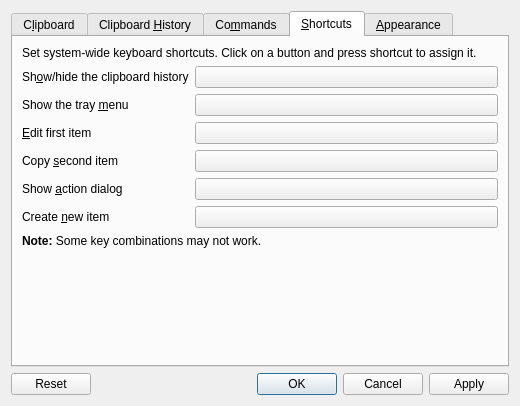
First picture: the form in src/ui/configurationmanager.ui, repository hluk/CopyQ, before the edit.
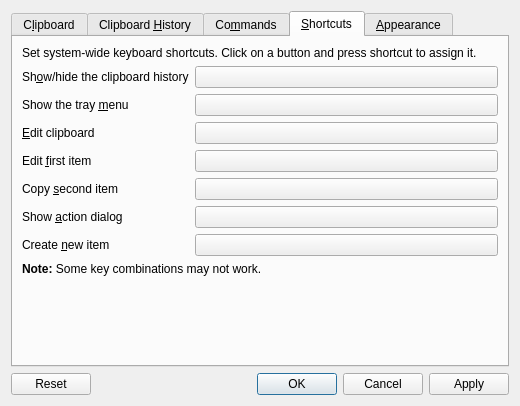
Second picture: the form after the edit. The open tabs and pages were chosen to show the change. Icons and pictures are not drawn. Custom widgets are drawn as their Qt base class.

Commit message: Global shortcut to edit clipboard

```diff
--- a/src/ui/configurationmanager.ui
+++ b/src/ui/configurationmanager.ui
@@ -591,10 +591,50 @@
              </property>
             </widget>
            </item>
-           <item row="2" column="0">
+           <item row="3" column="0">
             <widget class="QLabel" name="label_16">
              <property name="text">
-              <string>&amp;Edit first item</string>
+              <string>Edit &amp;first item</string>
+             </property>
+             <property name="buddy">
+              <cstring>pushButton_4</cstring>
+             </property>
+            </widget>
+           </item>
+           <item row="4" column="0">
+            <widget class="QLabel" name="label_17">
+             <property name="text">
+              <string>Copy &amp;second item</string>
+             </property>
+             <property name="buddy">
+              <cstring>pushButton_5</cstring>
+             </property>
+            </widget>
+           </item>
+           <item row="5" column="0">
+            <widget class="QLabel" name="label_20">
+             <property name="text">
+              <string>Show &amp;action dialog</string>
+             </property>
+             <property name="buddy">
+              <cstring>pushButton_6</cstring>
+             </property>
+            </widget>
+           </item>
+           <item row="6" column="0">
+            <widget class="QLabel" name="label_22">
+             <property name="text">
+              <string>Create &amp;new item</string>
+             </property>
+             <property name="buddy">
+              <cstring>pushButton_7</cstring>
+             </property>
+            </widget>
+           </item>
+           <item row="2" column="0">
+            <widget class="QLabel" name="label_23">
+             <property name="text">
+              <string>&amp;Edit clipboard</string>
              </property>
              <property name="buddy">
               <cstring>pushButton_3</cstring>
@@ -608,16 +648,6 @@
              </property>
             </widget>
            </item>
-           <item row="3" column="0">
-            <widget class="QLabel" name="label_17">
-             <property name="text">
-              <string>Copy &amp;second item</string>
-             </property>
-             <property name="buddy">
-              <cstring>pushButton_4</cstring>
-             </property>
-            </widget>
-           </item>
            <item row="3" column="1">
             <widget class="QPushButton" name="pushButton_4">
              <property name="toolTip">
@@ -625,29 +655,9 @@
              </property>
             </widget>
            </item>
-           <item row="4" column="0">
-            <widget class="QLabel" name="label_20">
-             <property name="text">
-              <string>Show &amp;action dialog</string>
-             </property>
-             <property name="buddy">
-              <cstring>pushButton_5</cstring>
-             </property>
-            </widget>
-           </item>
            <item row="4" column="1">
             <widget class="QPushButton" name="pushButton_5"/>
            </item>
-           <item row="5" column="0">
-            <widget class="QLabel" name="label_22">
-             <property name="text">
-              <string>Create &amp;new item</string>
-             </property>
-             <property name="buddy">
-              <cstring>pushButton_6</cstring>
-             </property>
-            </widget>
-           </item>
            <item row="5" column="1">
             <widget class="QPushButton" name="pushButton_6">
              <property name="text">
@@ -655,6 +665,13 @@
              </property>
             </widget>
            </item>
+           <item row="6" column="1">
+            <widget class="QPushButton" name="pushButton_7">
+             <property name="text">
+              <string/>
+             </property>
+            </widget>
+           </item>
           </layout>
          </item>
          <item row="3" column="0">
```
Left out of the diff: 1 changed line with no effect on the pictures. The commit also changes 4 other files.
